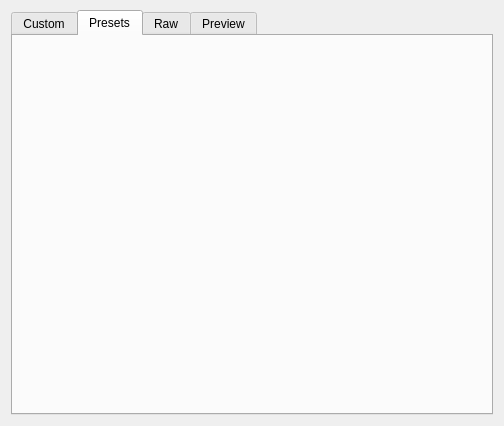
Above: src/vorta/assets/UI/excludedialog.ui from borgbase/vorta before the change. Below: the same form after it.
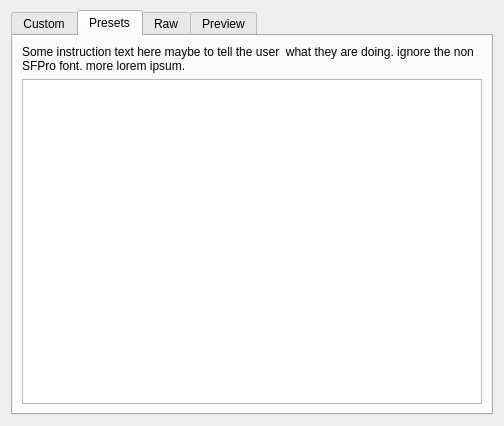
That is the form after the change. The open tabs and pages were chosen to show the change.

Commit message: custom presets

```diff
--- a/src/vorta/assets/UI/excludedialog.ui
+++ b/src/vorta/assets/UI/excludedialog.ui
@@ -69,6 +69,21 @@
       <attribute name="title">
        <string>Presets</string>
       </attribute>
+      <layout class="QVBoxLayout" name="verticalLayout_3">
+       <item>
+        <widget class="QLabel" name="label">
+         <property name="text">
+          <string>Some instruction text here maybe to tell the user  what they are doing. ignore the non SFPro font. more lorem ipsum.</string>
+         </property>
+         <property name="wordWrap">
+          <bool>true</bool>
+         </property>
+        </widget>
+       </item>
+       <item>
+        <widget class="QListView" name="exclusionPresetsList"/>
+       </item>
+      </layout>
      </widget>
      <widget class="QWidget" name="tab_4">
       <attribute name="title">
```
The commit also changes 4 other files.
